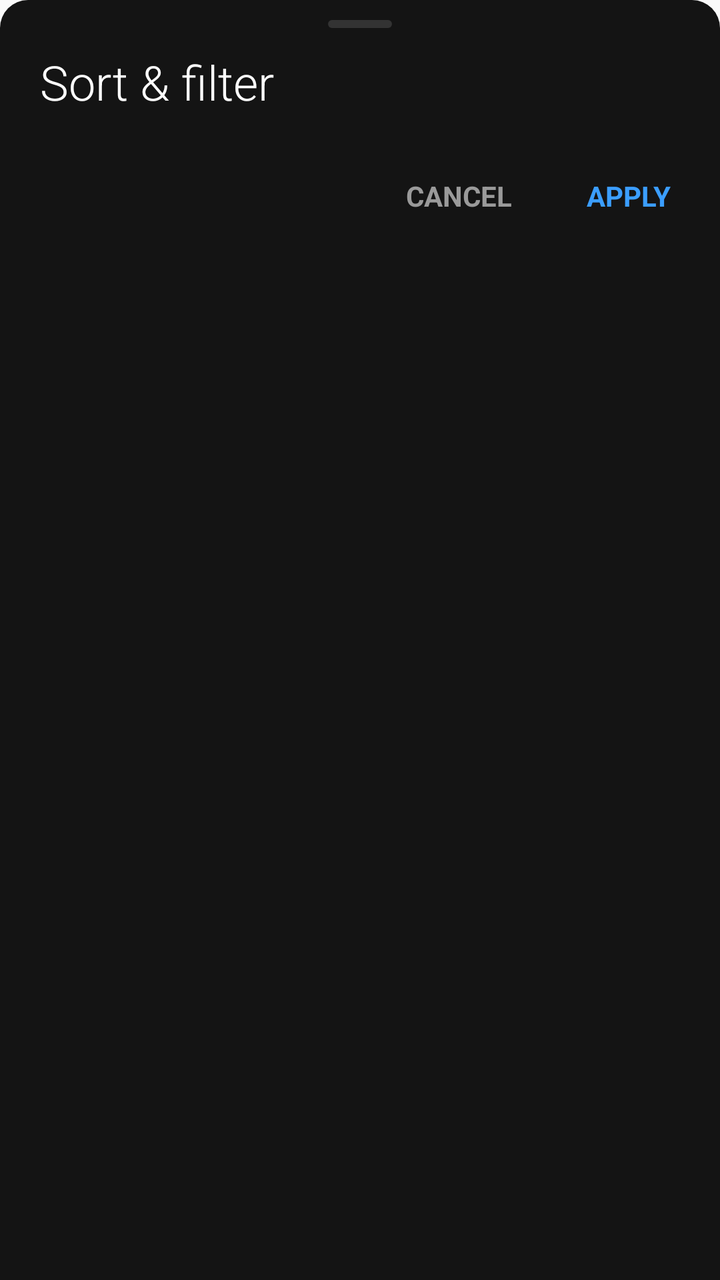
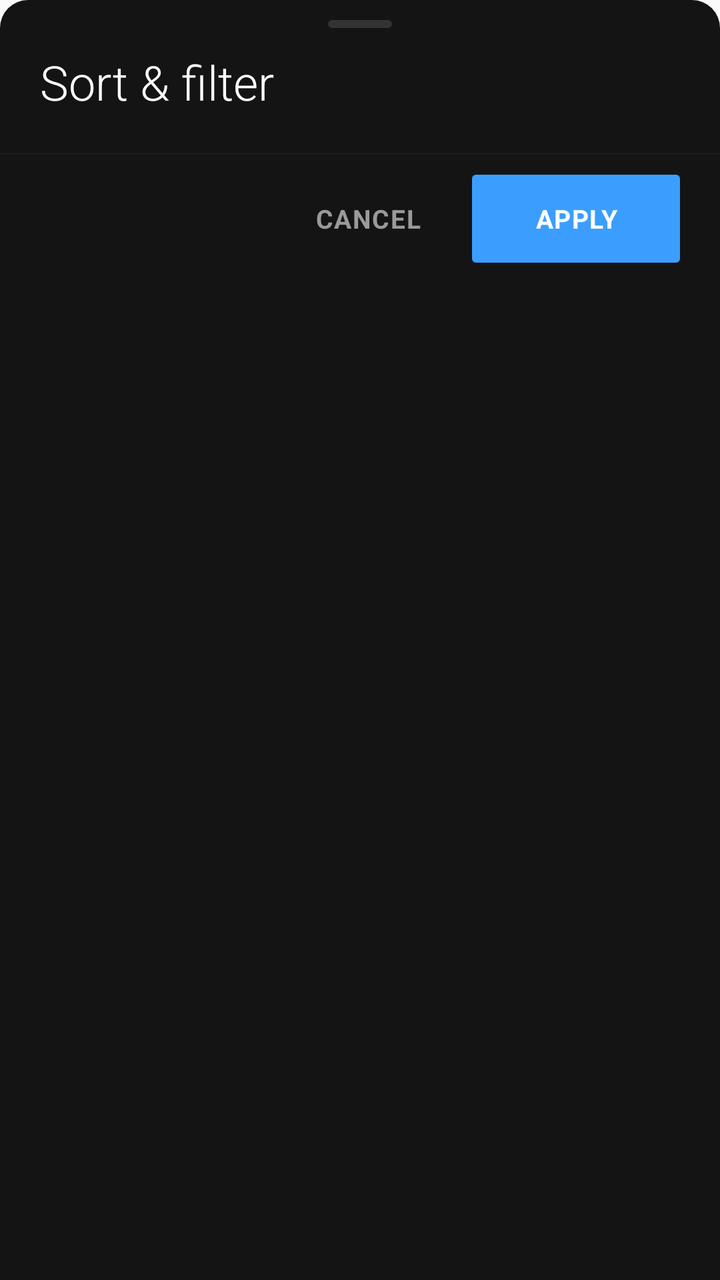

Before-and-after screenshots of an Android layout around one commit, followed by the original layout XML and the change that was made.
<!-- AndroidManifest.xml: application theme Theme.GallerySearch -->
<!-- res/layout/sheet_search_filter.xml -->
<?xml version="1.0" encoding="utf-8"?>
<LinearLayout xmlns:android="http://schemas.android.com/apk/res/android"
    android:layout_width="match_parent"
    android:layout_height="wrap_content"
    android:background="@drawable/info_sheet_bg"
    android:orientation="vertical"
    android:paddingTop="10dp"
    android:paddingBottom="8dp">

    <View
        android:layout_width="32dp"
        android:layout_height="4dp"
        android:layout_gravity="center_horizontal"
        android:layout_marginBottom="14dp"
        android:background="@drawable/info_drag_handle" />

    <TextView
        android:layout_width="wrap_content"
        android:layout_height="wrap_content"
        android:fontFamily="sans-serif-light"
        android:includeFontPadding="false"
        android:paddingStart="20dp"
        android:paddingEnd="20dp"
        android:text="Sort &amp; filter"
        android:textColor="#FFFFFF"
        android:textSize="24sp" />

    <ScrollView
        android:layout_width="match_parent"
        android:layout_height="wrap_content"
        android:scrollbars="none">

        <LinearLayout
            android:id="@+id/sheetContainer"
            android:layout_width="match_parent"
            android:layout_height="wrap_content"
            android:orientation="vertical"
            android:paddingTop="8dp"
            android:paddingBottom="4dp" />
    </ScrollView>

    <LinearLayout
        android:layout_width="match_parent"
        android:layout_height="wrap_content"
        android:gravity="end"
        android:orientation="horizontal"
        android:paddingStart="12dp"
        android:paddingTop="6dp"
        android:paddingEnd="6dp"
        android:paddingBottom="6dp">

        <TextView
            android:id="@+id/sheetCancel"
            android:layout_width="wrap_content"
            android:layout_height="wrap_content"
            android:background="?android:attr/selectableItemBackground"
            android:clickable="true"
            android:focusable="true"
            android:minWidth="80dp"
            android:padding="14dp"
            android:text="CANCEL"
            android:textAlignment="center"
            android:textColor="#9A9A9A"
            android:textSize="14sp"
            android:textStyle="bold" />

        <TextView
            android:id="@+id/sheetApply"
            android:layout_width="wrap_content"
            android:layout_height="wrap_content"
            android:layout_marginStart="4dp"
            android:background="?android:attr/selectableItemBackground"
            android:clickable="true"
            android:focusable="true"
            android:minWidth="80dp"
            android:padding="14dp"
            android:text="APPLY"
            android:textAlignment="center"
            android:textColor="#3B9EFF"
            android:textSize="14sp"
            android:textStyle="bold" />
    </LinearLayout>
</LinearLayout>
<!-- resources referenced by this layout -->
<resources>
  <!-- drawable info_drag_handle (drawable) -->
  <?xml version="1.0" encoding="utf-8"?>
  <shape xmlns:android="http://schemas.android.com/apk/res/android"
      android:shape="rectangle">
      <corners android:radius="2dp" />
      <solid android:color="#333333" />
  </shape>
  <!-- drawable info_sheet_bg (drawable) -->
  <?xml version="1.0" encoding="utf-8"?>
  <shape xmlns:android="http://schemas.android.com/apk/res/android"
      android:shape="rectangle">
      <solid android:color="#141414" />
      <corners
          android:topLeftRadius="14dp"
          android:topRightRadius="14dp" />
  </shape>
  <style name="Theme.GallerySearch" parent="Theme.AppCompat.DayNight.NoActionBar">
          <item name="android:fontFamily">sans-serif</item>
          <item name="android:windowLightStatusBar">false</item>
          <item name="android:navigationBarColor">@color/metroNavBar</item>
          <item name="android:statusBarColor">@color/metroStatusBar</item>
          <item name="android:windowNoTitle">true</item>
          <item name="android:windowActionBar">false</item>
          <item name="colorAccent">@color/metroAccent</item>
      </style>
  <color name="metroNavBar">#FF000000</color>
  <color name="metroStatusBar">#FF0A0A0A</color>
  <color name="metroAccent">#FF3B9EFF</color>
</resources>

<!-- the commit's change to res/layout/sheet_search_filter.xml (unified diff, before → after) -->
@@ -5,7 +5,7 @@
     android:background="@drawable/info_sheet_bg"
     android:orientation="vertical"
     android:paddingTop="10dp"
-    android:paddingBottom="8dp">
+    android:paddingBottom="10dp">
 
     <View
         android:layout_width="32dp"
@@ -21,6 +21,7 @@
         android:includeFontPadding="false"
         android:paddingStart="20dp"
         android:paddingEnd="20dp"
+        android:paddingBottom="4dp"
         android:text="Sort &amp; filter"
         android:textColor="#FFFFFF"
         android:textSize="24sp" />
@@ -35,49 +36,59 @@
             android:layout_width="match_parent"
             android:layout_height="wrap_content"
             android:orientation="vertical"
-            android:paddingTop="8dp"
-            android:paddingBottom="4dp" />
+            android:paddingTop="6dp"
+            android:paddingBottom="6dp" />
     </ScrollView>
+
+    <View
+        android:layout_width="match_parent"
+        android:layout_height="1dp"
+        android:layout_marginTop="4dp"
+        android:background="#1A1A1A" />
 
     <LinearLayout
         android:layout_width="match_parent"
         android:layout_height="wrap_content"
         android:gravity="end"
         android:orientation="horizontal"
-        android:paddingStart="12dp"
-        android:paddingTop="6dp"
-        android:paddingEnd="6dp"
-        android:paddingBottom="6dp">
+        android:paddingStart="20dp"
+        android:paddingTop="10dp"
+        android:paddingEnd="20dp"
+        android:paddingBottom="4dp">
 
         <TextView
             android:id="@+id/sheetCancel"
             android:layout_width="wrap_content"
-            android:layout_height="wrap_content"
+            android:layout_height="44dp"
             android:background="?android:attr/selectableItemBackground"
             android:clickable="true"
             android:focusable="true"
-            android:minWidth="80dp"
-            android:padding="14dp"
+            android:gravity="center"
+            android:letterSpacing="0.04"
+            android:minWidth="88dp"
+            android:paddingStart="16dp"
+            android:paddingEnd="16dp"
             android:text="CANCEL"
-            android:textAlignment="center"
             android:textColor="#9A9A9A"
-            android:textSize="14sp"
+            android:textSize="13sp"
             android:textStyle="bold" />
 
         <TextView
             android:id="@+id/sheetApply"
             android:layout_width="wrap_content"
-            android:layout_height="wrap_content"
-            android:layout_marginStart="4dp"
-            android:background="?android:attr/selectableItemBackground"
+            android:layout_height="44dp"
+            android:layout_marginStart="8dp"
+            android:background="@drawable/onboarding_button_bg"
             android:clickable="true"
             android:focusable="true"
-            android:minWidth="80dp"
-            android:padding="14dp"
+            android:gravity="center"
+            android:letterSpacing="0.04"
+            android:minWidth="104dp"
+            android:paddingStart="20dp"
+            android:paddingEnd="20dp"
             android:text="APPLY"
-            android:textAlignment="center"
-            android:textColor="#3B9EFF"
-            android:textSize="14sp"
+            android:textColor="#FFFFFF"
+            android:textSize="13sp"
             android:textStyle="bold" />
     </LinearLayout>
 </LinearLayout>
<!-- resource entries referenced after the edit -->
@@ -16,6 +16,17 @@
           android:topLeftRadius="14dp"
           android:topRightRadius="14dp" />
   </shape>
+  <!-- drawable onboarding_button_bg (drawable) -->
+  <?xml version="1.0" encoding="utf-8"?>
+  <ripple xmlns:android="http://schemas.android.com/apk/res/android"
+      android:color="#33FFFFFF">
+      <item>
+          <shape android:shape="rectangle">
+              <solid android:color="@color/metroAccent" />
+              <corners android:radius="2dp" />
+          </shape>
+      </item>
+  </ripple>
   <style name="Theme.GallerySearch" parent="Theme.AppCompat.DayNight.NoActionBar">
           <item name="android:fontFamily">sans-serif</item>
           <item name="android:windowLightStatusBar">false</item>
